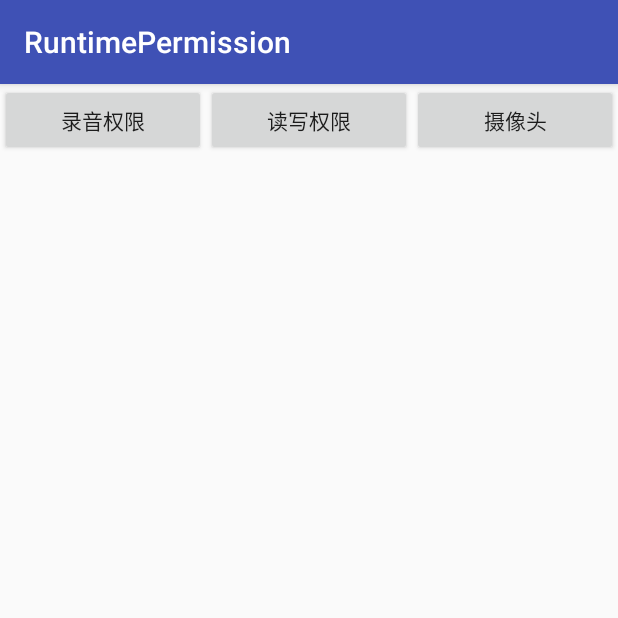
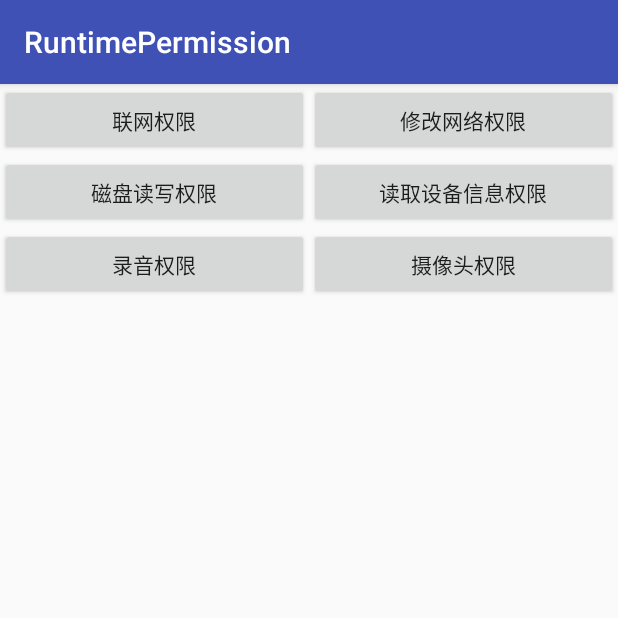
Before and after one commit to YakinBlog/RuntimePermission-android, an Android app: the screen it shows after launch (MainActivity), on a phone screen of 412 x 824 dp, the top half of it. Run offline under Robolectric (Android 15) with nearby library versions, the phone set to English and light mode, and no system bars.

Commit message:
打印授权结果

```diff
--- a/app/src/main/AndroidManifest.xml
+++ b/app/src/main/AndroidManifest.xml
@@ -3,8 +3,12 @@
     package="com.yakin.rtp.simple">
 
     <uses-permission android:name="android.permission.INTERNET" />
+    <uses-permission android:name="android.permission.CHANGE_WIFI_STATE" />
+
+    <uses-permission android:name="android.permission.WRITE_EXTERNAL_STORAGE" />
+    <uses-permission android:name="android.permission.READ_PHONE_STATE" />
+
     <uses-permission android:name="android.permission.RECORD_AUDIO" />
-    <uses-permission android:name="android.permission.WRITE_EXTERNAL_STORAGE" />
     <uses-permission android:name="android.permission.CAMERA" />
 
     <application
--- a/app/src/main/res/layout/activity_main.xml
+++ b/app/src/main/res/layout/activity_main.xml
@@ -10,22 +10,54 @@
         android:layout_height="wrap_content"
         android:orientation="horizontal">
         <Button
+            android:id="@+id/internet"
+            android:layout_width="0dp"
+            android:layout_height="wrap_content"
+            android:layout_weight="1"
+            android:text="联网权限"/>
+        <Button
+            android:id="@+id/change"
+            android:layout_width="0dp"
+            android:layout_height="wrap_content"
+            android:layout_weight="1"
+            android:text="修改网络权限"/>
+    </LinearLayout>
+    <LinearLayout
+        android:layout_width="match_parent"
+        android:layout_height="wrap_content"
+        android:orientation="horizontal">
+        <Button
+            android:id="@+id/file"
+            android:layout_width="0dp"
+            android:layout_height="wrap_content"
+            android:layout_weight="1"
+            android:text="磁盘读写权限"/>
+        <Button
+            android:id="@+id/phone"
+            android:layout_width="0dp"
+            android:layout_height="wrap_content"
+            android:layout_weight="1"
+            android:text="读取设备信息权限"/>
+    </LinearLayout>
+    <LinearLayout
+        android:layout_width="match_parent"
+        android:layout_height="wrap_content"
+        android:orientation="horizontal">
+        <Button
             android:id="@+id/record"
             android:layout_width="0dp"
             android:layout_height="wrap_content"
             android:layout_weight="1"
             android:text="录音权限"/>
         <Button
-            android:id="@+id/file"
-            android:layout_width="0dp"
-            android:layout_height="wrap_content"
-            android:layout_weight="1"
-            android:text="读写权限"/>
-        <Button
             android:id="@+id/camera"
             android:layout_width="0dp"
             android:layout_height="wrap_content"
             android:layout_weight="1"
-            android:text="摄像头"/>
+            android:text="摄像头权限"/>
     </LinearLayout>
+    <TextView
+        android:id="@+id/result"
+        android:layout_width="wrap_content"
+        android:layout_height="wrap_content" />
 </LinearLayout>
```
Also changed, not shown: app/src/main/java/com/yakin/rtp/simple/MainActivity.java (+74 -2 lines).
